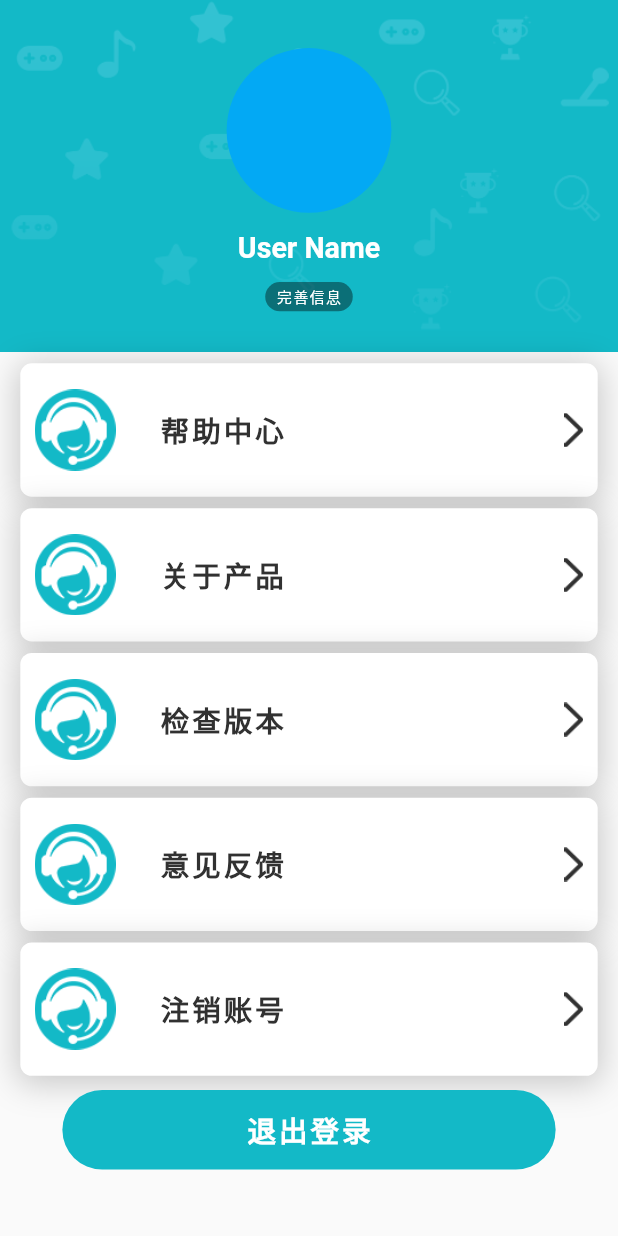
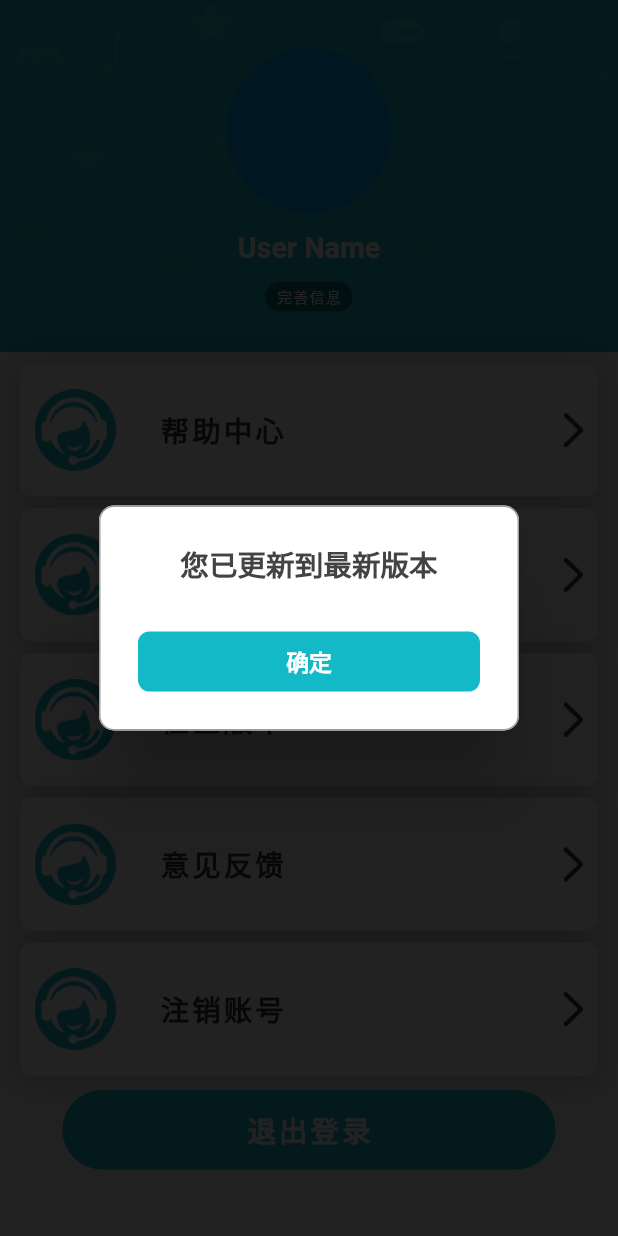
Before and after one commit to zysq-tech/stu_plat, a Flutter app: the UserView widget shown alone on an empty page, opened directly, after a tap on "检查版本", on a phone screen of 412 x 824 dp. Run offline on Flutter 3.47's test engine with Material 2 defaults, Android fonts, the phone set to English and light mode, and no system bars; drawn by our look-alikes of rflutter_alert; our stand-ins replace convert, dio, expandable, fluro, flutter_rating_bar, flutter_screenutil and 6 more; missing offline and left inert: device_apps, flutter_picker; accounts and stored records are empty; generated files the repository leaves out were written again; statements that could not run were skipped.

Commit message:
check version popup

```diff
--- a/lib/pages/views/UserView.dart
+++ b/lib/pages/views/UserView.dart
@@ -4,6 +4,7 @@ import 'package:flutter/cupertino.dart';
 import 'package:flutter/material.dart';
 import 'package:flutter_screenutil/flutter_screenutil.dart';
 import 'package:image_picker/image_picker.dart';
+import 'package:rflutter_alert/rflutter_alert.dart';
 
 import '../../Application.dart';
 import '../../components/customCard.dart';
@@ -67,6 +68,36 @@ class _UserViewState extends State<UserView>
     }
   }
 
+  void showCheckVersionPopup() {
+    Alert(
+        context: context,
+        type: AlertType.none,
+        title: '您已更新到最新版本',
+        style: AlertStyle(
+            isCloseButton: false,
+            animationType: AnimationType.grow,
+            titleStyle: TextStyle(
+                color: hexToColor('#434343'),
+                fontSize: su.setSp(50),
+                fontWeight: FontWeight.bold)),
+        buttons: [
+          DialogButton(
+            onPressed: () {
+              Navigator.pop(context);
+            },
+            child: Text(
+              '确定',
+              style: TextStyle(
+                  color: Colors.white,
+                  fontSize: su.setSp(40),
+                  fontWeight: FontWeight.bold),
+            ),
+            color: mainThemeColor,
+            radius: BorderRadius.circular(su.setWidth(20)),
+          )
+        ]).show();
+  }
+
   @override
   Widget build(BuildContext context) {
     super.build(context);
@@ -87,7 +118,7 @@ class _UserViewState extends State<UserView>
                         .navigateTo(context, '${Routes.helpCenter}?data=$str');
                   }),
                   buildEntranceTab('关于产品', onTap: () {}),
-                  buildEntranceTab('检查版本', onTap: () {}),
+                  buildEntranceTab('检查版本', onTap: showCheckVersionPopup),
                   buildEntranceTab('意见反馈', onTap: () {
                     String str =
                         fluroCnParamsEncode(objectToJson(FeedbackPageData()));
```
